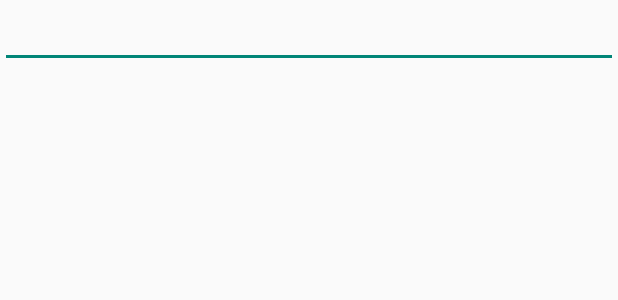
After one commit to MichaelNeas/hydra, an Android app: the layout new_mode_popup.xml on its own in the app's theme, with its tools: preview values and no code run, on a phone screen of 412 x 824 dp. The commit adds this screen. Shown: the top 300 px of the screen. Run offline under Robolectric (Android 15) with nearby library versions, the phone set to English and light mode, and no system bars.

```diff
--- a/HydraPhone/app/src/main/AndroidManifest.xml
+++ b/HydraPhone/app/src/main/AndroidManifest.xml
@@ -23,6 +23,7 @@
         <activity
             android:name=".BluetoothSetupActivity"
             android:label="@string/title_activity_bluetooth_setup"
+            android:screenOrientation="portrait"
             android:parentActivityName=".MainActivity">
             <meta-data
                 android:name="android.support.PARENT_ACTIVITY"
--- /dev/null
+++ b/HydraPhone/app/src/main/res/layout/new_mode_popup.xml
@@ -0,0 +1,13 @@
+<?xml version="1.0" encoding="utf-8"?>
+<LinearLayout xmlns:android="http://schemas.android.com/apk/res/android"
+    android:orientation="vertical" android:layout_width="match_parent"
+    android:layout_height="match_parent">
+
+
+    <EditText
+        android:layout_width="match_parent"
+        android:layout_height="wrap_content"
+        android:id="@+id/nameInput"
+        android:layout_gravity="center_horizontal" />
+
+</LinearLayout>
--- a/HydraPhone/build.gradle
+++ b/HydraPhone/build.gradle
@@ -5,7 +5,7 @@ buildscript {
         jcenter()
     }
     dependencies {
-        classpath 'com.android.tools.build:gradle:1.3.0'
+        classpath 'com.android.tools.build:gradle:2.1.0-beta3'
 
         // NOTE: Do not place your application dependencies here; they belong
         // in the individual module build.gradle files
```
Also changed, not shown: HydraPhone/app/src/main/java/com/example/joeyhanlon/hydra/BluetoothSetupActivity.java (+10 -1 lines), HydraPhone/app/src/main/java/com/example/joeyhanlon/hydra/MainActivity.java (+53 -50 lines), HydraPhone/app/src/main/java/com/example/joeyhanlon/hydra/ModeManager.java (+26 -2 lines), HydraPhone/gradle/wrapper/gradle-wrapper.properties, 2 other files.
